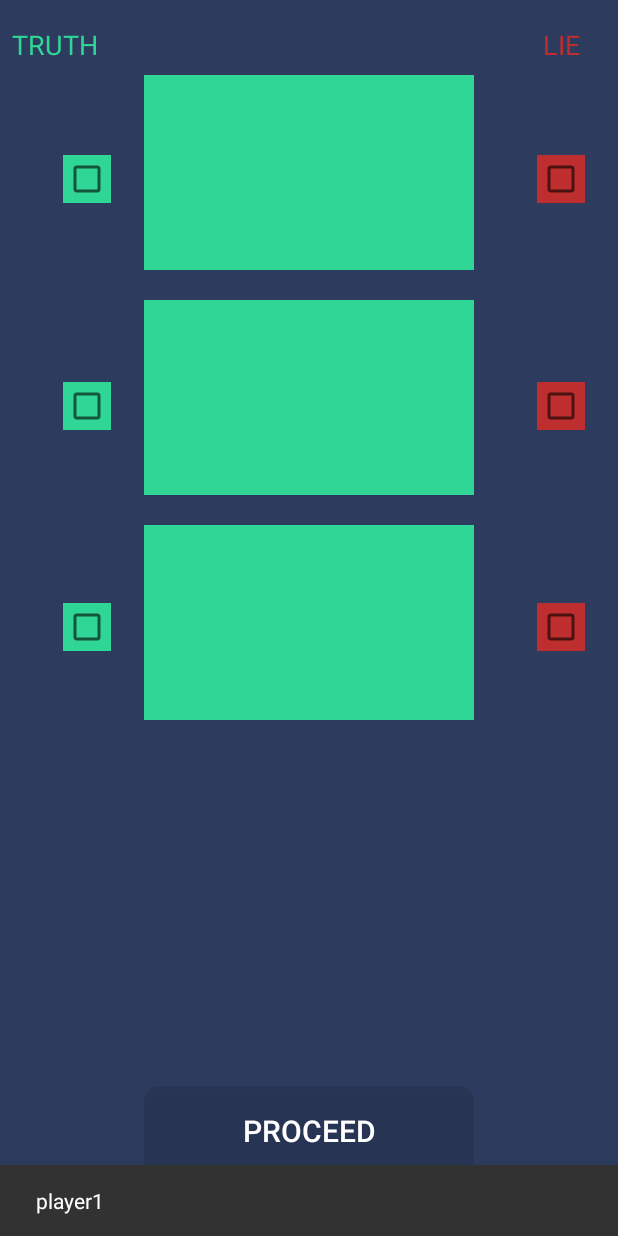
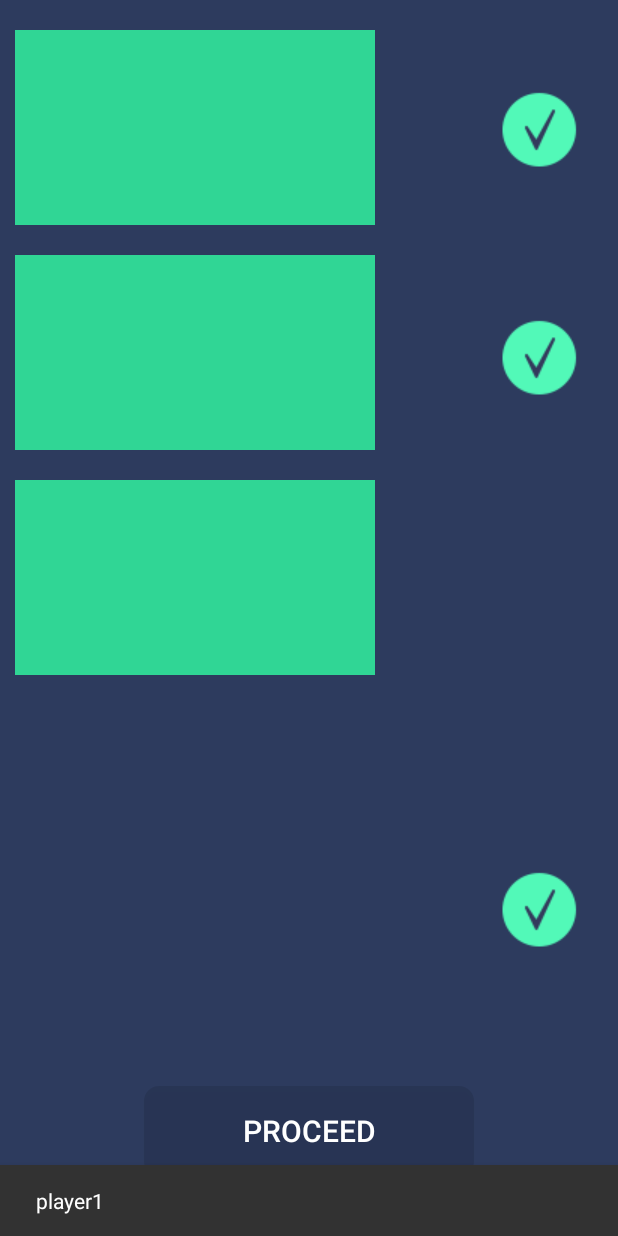
Before and after one commit to SlothStd/2Truth-1Lie, an Android app: the OnePhone screen opened directly, with no data from a screen before it, on a phone screen of 412 x 824 dp. Run offline under Robolectric (Android 15) with nearby library versions, the phone set to English and light mode, and no system bars.

Commit message:
checkbox desing

```diff
--- /dev/null
+++ b/app/src/main/res/drawable/custom_checkbox.xml
@@ -0,0 +1,8 @@
+<?xml version="1.0" encoding="utf-8"?>
+<selector xmlns:android="http://schemas.android.com/apk/res/android" >
+    <item android:drawable="@drawable/truth"
+        android:state_checked="false"/>
+    <item android:drawable="@drawable/lie"
+        android:state_checked="true"/>
+    <item android:drawable="@drawable/truth"/>
+</selector>
--- a/app/src/main/res/layout/one_phone.xml
+++ b/app/src/main/res/layout/one_phone.xml
@@ -10,48 +10,6 @@
         android:layout_width="match_parent"
         android:layout_height="match_parent">
 
-    <EditText
-        android:layout_width="220dp"
-        android:layout_height="130dp"
-        android:textColor="#ffffff"
-        android:textSize="20sp"
-        android:gravity="center_horizontal|top"
-        android:background="@color/truth"
-        android:layout_marginTop="50dp"
-        android:id="@+id/firstS"
-        android:layout_alignParentTop="true"
-        android:layout_centerHorizontal="true"
-        android:autoText="false"
-        android:paddingTop="5dp" />
-
-        <EditText
-            android:layout_width="220dp"
-            android:layout_height="130dp"
-            android:textColor="#ffffff"
-            android:textSize="20sp"
-            android:gravity="center_horizontal|top"
-            android:background="@color/truth"
-            android:id="@+id/secondS"
-            android:layout_below="@+id/firstS"
-            android:layout_alignLeft="@+id/firstS"
-            android:layout_alignStart="@+id/firstS"
-            android:layout_marginTop="20dp"
-            android:paddingTop="5dp" />
-
-        <EditText
-            android:layout_width="220dp"
-            android:layout_height="130dp"
-            android:textColor="#ffffff"
-            android:textSize="20sp"
-            android:gravity="center_horizontal|top"
-            android:background="@color/truth"
-            android:id="@+id/thirdS"
-            android:layout_below="@+id/secondS"
-            android:layout_alignLeft="@+id/secondS"
-            android:layout_alignStart="@+id/secondS"
-            android:layout_marginTop="20dp"
-            android:paddingTop="5dp" />
-
         <RelativeLayout
             android:layout_width="match_parent"
             android:layout_height="match_parent"
@@ -60,31 +18,6 @@
             android:layout_alignParentTop="true"
             android:layout_alignParentLeft="true"
             android:layout_alignParentStart="true">
-
-            <TextView
-                android:layout_width="wrap_content"
-                android:layout_height="wrap_content"
-                android:textColor="@color/truth"
-                android:text="TRUTH"
-                android:textSize="18sp"
-                android:id="@+id/textView2"
-                android:layout_alignTop="@+id/textView"
-                android:layout_alignParentLeft="true"
-                android:layout_alignParentStart="true"
-                android:layout_marginLeft="8dp" />
-
-            <TextView
-                android:layout_width="wrap_content"
-                android:layout_height="wrap_content"
-                android:textColor="@color/lie"
-                android:textSize="18sp"
-                android:text="LIE"
-                android:id="@+id/textView"
-                android:layout_marginTop="17dp"
-                android:layout_alignParentTop="true"
-                android:layout_alignParentRight="true"
-                android:layout_alignParentEnd="true"
-                android:layout_marginRight="25dp" />
 
             <RelativeLayout
                 android:layout_width="fill_parent"
@@ -112,6 +45,7 @@
                     android:layout_width="wrap_content"
                     android:layout_height="wrap_content"
                     android:background="@color/truth"
+                    android:visibility="gone"
                     android:id="@+id/thirdTruth"
                     android:layout_marginRight="22dp"
                     android:layout_marginEnd="22dp"
@@ -123,6 +57,7 @@
                     android:layout_width="wrap_content"
                     android:layout_height="wrap_content"
                     android:background="@color/truth"
+                    android:visibility="gone"
                     android:id="@+id/secondTruth"
                     android:layout_below="@+id/firstTruth"
                     android:layout_alignLeft="@+id/thirdTruth"
@@ -132,6 +67,7 @@
                 <CheckBox
                     android:layout_width="wrap_content"
                     android:layout_height="wrap_content"
+                    android:visibility="gone"
                     android:background="@color/truth"
                     android:id="@+id/firstTruth"
                     android:layout_marginTop="103dp"
@@ -142,32 +78,78 @@
                 <CheckBox
                     android:layout_width="wrap_content"
                     android:layout_height="wrap_content"
-                    android:background="@color/lie"
+                    android:button="@drawable/custom_checkbox"
                     android:id="@+id/thirdLie"
-                    android:layout_below="@+id/secondTruth"
-                    android:layout_alignLeft="@+id/firstLie"
-                    android:layout_alignStart="@+id/firstLie"
-                    android:layout_marginTop="115dp" />
+                    android:layout_marginBottom="82dp"
+                    android:layout_above="@+id/proceed"
+                    android:layout_alignLeft="@+id/secondLie"
+                    android:layout_alignStart="@+id/secondLie" />
 
                 <CheckBox
                     android:layout_width="wrap_content"
                     android:layout_height="wrap_content"
-                    android:background="@color/lie"
+                    android:button="@drawable/custom_checkbox"
                     android:id="@+id/firstLie"
-                    android:layout_alignTop="@+id/firstTruth"
+                    android:layout_marginRight="18dp"
+                    android:layout_marginEnd="18dp"
+                    android:layout_marginBottom="28dp"
+                    android:layout_alignBottom="@+id/firstS"
                     android:layout_alignParentRight="true"
-                    android:layout_alignParentEnd="true"
-                    android:layout_marginRight="22dp"
-                    android:layout_marginEnd="22dp" />
+                    android:layout_alignParentEnd="true" />
 
                 <CheckBox
                     android:layout_width="wrap_content"
                     android:layout_height="wrap_content"
-                    android:background="@color/lie"
+                    android:button="@drawable/custom_checkbox"
                     android:id="@+id/secondLie"
-                    android:layout_above="@+id/thirdLie"
+                    android:layout_alignBottom="@+id/secondS"
                     android:layout_alignLeft="@+id/firstLie"
-                    android:layout_alignStart="@+id/firstLie" />
+                    android:layout_alignStart="@+id/firstLie"
+                    android:layout_marginBottom="26dp" />
+
+                <EditText
+                    android:layout_width="240dp"
+                    android:layout_height="130dp"
+                    android:textColor="#ffffff"
+                    android:textSize="20sp"
+                    android:gravity="center_horizontal|top"
+                    android:background="@color/truth"
+                    android:id="@+id/firstS"
+                    android:autoText="false"
+                    android:paddingTop="5dp"
+                    android:layout_below="@+id/thirdTruth"
+                    android:layout_alignParentLeft="true"
+                    android:layout_alignParentStart="true"
+                    android:layout_marginTop="20dp"
+                    android:layout_marginLeft="10dp" />
+
+                <EditText
+                    android:layout_width="240dp"
+                    android:layout_height="130dp"
+                    android:textColor="#ffffff"
+                    android:textSize="20sp"
+                    android:gravity="center_horizontal|top"
+                    android:background="@color/truth"
+                    android:id="@+id/secondS"
+                    android:paddingTop="5dp"
+                    android:layout_below="@+id/firstS"
+                    android:layout_alignParentLeft="true"
+                    android:layout_marginTop="20dp"
+                    android:layout_marginLeft="10dp" />
+
+                <EditText
+                    android:layout_width="240dp"
+                    android:layout_height="130dp"
+                    android:textColor="#ffffff"
+                    android:textSize="20sp"
+                    android:gravity="center_horizontal|top"
+                    android:background="@color/truth"
+                    android:id="@+id/thirdS"
+                    android:paddingTop="5dp"
+                    android:layout_below="@+id/secondS"
+                    android:layout_alignParentLeft="true"
+                    android:layout_marginTop="20dp"
+                    android:layout_marginLeft="10dp" />
 
             </RelativeLayout>
 
```
Also changed, not shown: app/src/main/res/drawable/lie.png (added), app/src/main/res/drawable/truth.png (added).
